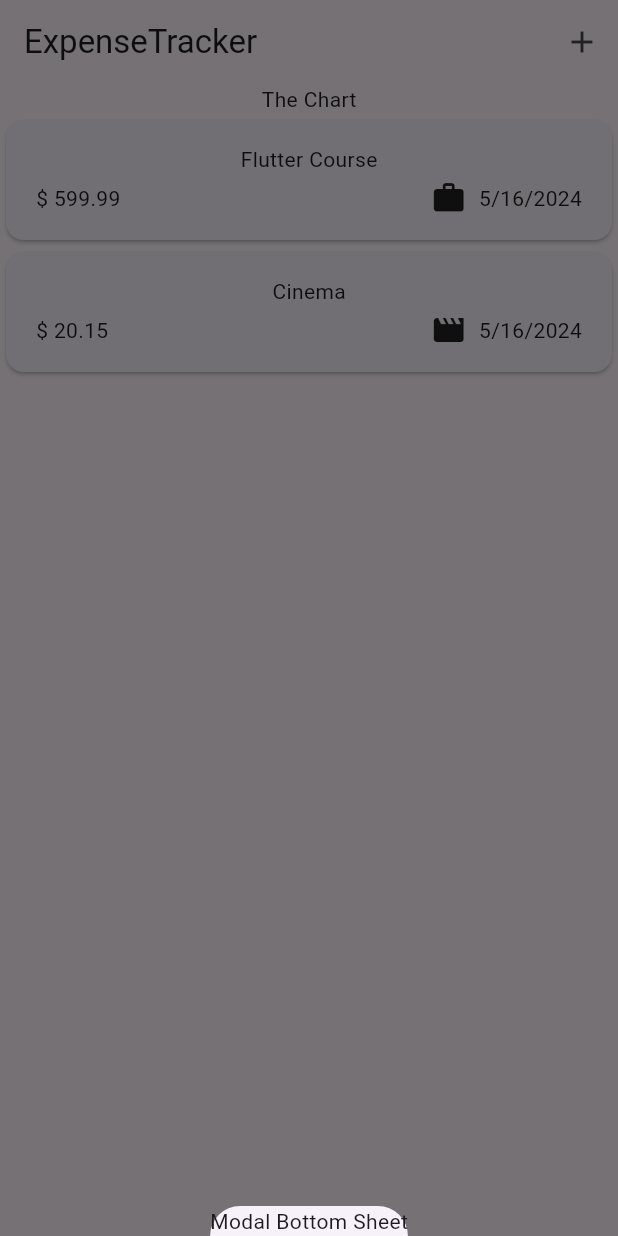
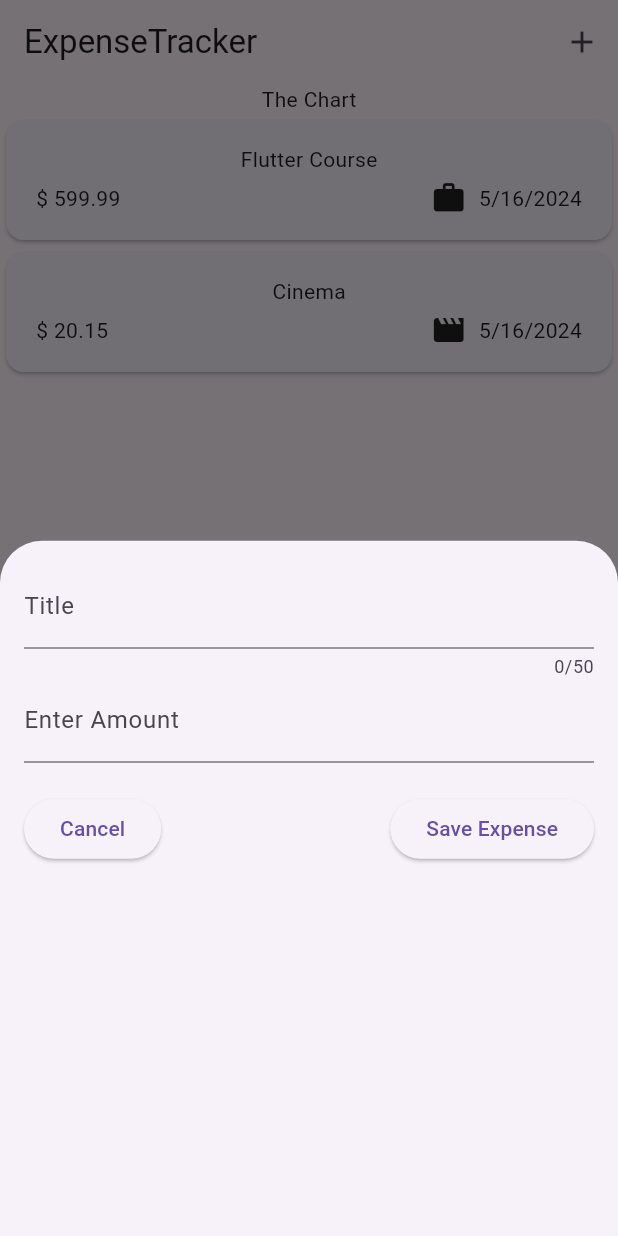
Before and after one commit to ajax-39/Flutter_BudgetBuddy, a Flutter app: the screen it shows after launch, after a tap on the "add" icon, on a phone screen of 412 x 824 dp. Run offline on Flutter 3.47's test engine with Material 3 defaults, Android fonts, the phone set to English and light mode, and no system bars.

Commit message:
taken input using controller

```diff
--- a/lib/widgets/expenses.dart
+++ b/lib/widgets/expenses.dart
@@ -1,3 +1,4 @@
+import 'package:expense_tracker/widgets/new_expense.dart';
 import 'package:flutter/material.dart';
 import 'package:expense_tracker/models/expenses.dart';
 import 'package:expense_tracker/widgets/expenses_list/expenses_list.dart';
@@ -31,7 +32,7 @@ class _ExpensesState extends State<Expenses> {
   void _openAddExpenseOverlay() {
     showModalBottomSheet(
       context: context,
-      builder: (ctx) => const Text('Modal Bottom Sheet'),
+      builder: (ctx) => const NewExpense(),
     );
   }
 
--- /dev/null
+++ b/lib/widgets/new_expense.dart
@@ -0,0 +1,80 @@
+import 'package:flutter/material.dart';
+
+class NewExpense extends StatefulWidget {
+  const NewExpense({super.key});
+
+  @override
+  State<NewExpense> createState() {
+    return _NewExpenseState();
+  }
+}
+
+class _NewExpenseState extends State<NewExpense> {
+  //#1 method to input value
+  // var _enteredTitle = "";
+  // void _saveTitleInput(String inputValue) {
+  //   _enteredTitle = inputValue;
+  // }
+
+  //#2 method to input value
+  final _titleController = TextEditingController();
+  final _amountController = TextEditingController();
+  @override
+  void dispose() {
+    // TODO: implement dispose
+    _titleController.dispose();
+    _amountController.dispose();
+    super.dispose();
+  }
+
+  @override
+  Widget build(context) {
+    return Padding(
+      padding: const EdgeInsets.all(16),
+      child: Column(
+        children: [
+          //input the data
+          TextField(
+            controller: _titleController,
+            maxLength: 50,
+            decoration: const InputDecoration(
+              label: Text('Title'),
+            ),
+          ),
+
+          TextField(
+            controller: _amountController,
+            keyboardType: TextInputType.number,
+            decoration: const InputDecoration(
+              prefixText: '\$ ',
+              label: Text('Enter Amount'),
+            ),
+          ),
+
+          const SizedBox(
+            height: 20,
+          ),
+
+          Row(
+            children: [
+              ElevatedButton(
+                onPressed: () {
+                  Navigator.pop(context);
+                },
+                child: const Text('Cancel'),
+              ),
+              const Spacer(),
+              ElevatedButton(
+                onPressed: () {
+                  print(_titleController.text);
+                  print(_amountController.text);
+                },
+                child: const Text('Save Expense'),
+              )
+            ],
+          ),
+        ],
+      ),
+    );
+  }
+}
```
